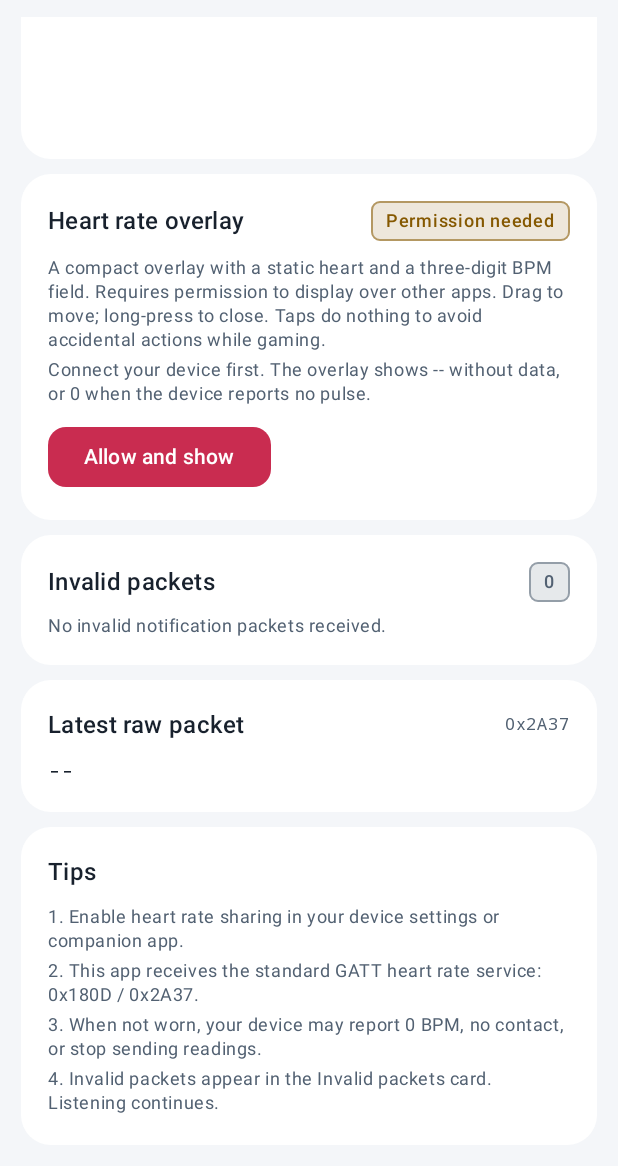
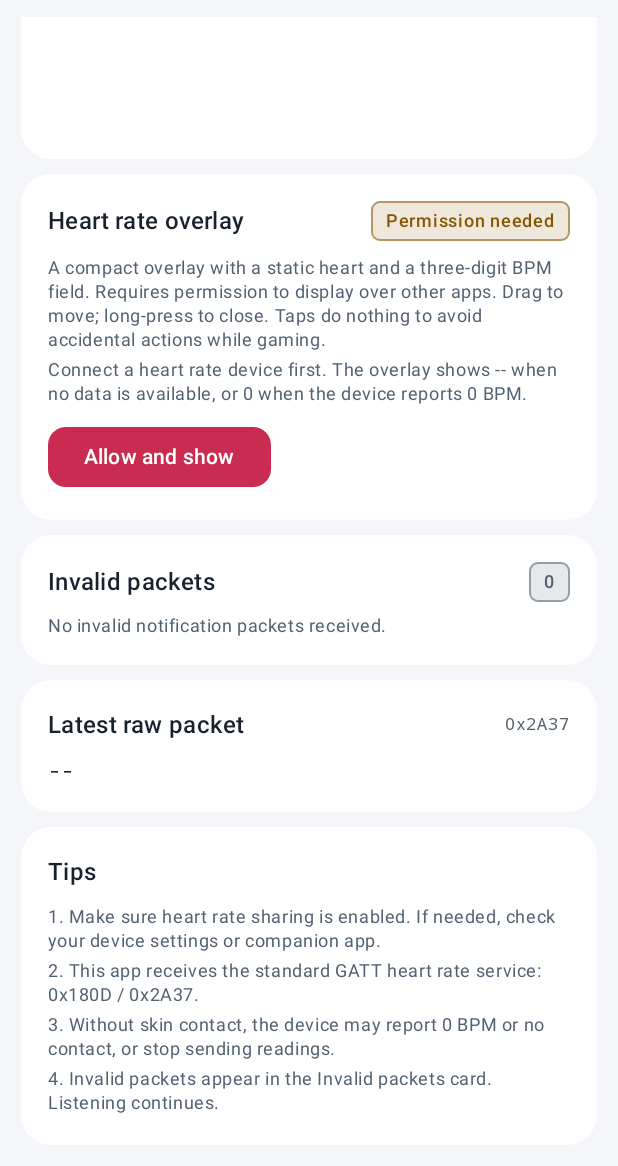
Before and after one commit to frailty9/ble-hr-viewer, an Android app built with Jetpack Compose: the screen it shows after launch (MainActivity), scrolled down 765 dp, on a phone screen of 412 x 824 dp, the part 70-1236 px from its top. Run offline under Robolectric (Android 15) with nearby library versions, the phone set to English and light mode, and no system bars.

Commit message:
feat: 将针对“手环”的描述文本改为宽泛的心率设备

```diff
--- a/app/src/main/res/values/strings.xml
+++ b/app/src/main/res/values/strings.xml
@@ -20,7 +20,7 @@
     <string name="contact_detected">Contact: detected</string>
     <string name="contact_unsupported">Contact: unsupported</string>
     <string name="warnings_summary">Warnings: %1$s</string>
-    <string name="no_pulse_description">No pulse detected (0 BPM). Some bands still report contact when not worn; use the 0 BPM reading as the signal. Raw packets are still logged.</string>
+    <string name="no_pulse_description">No pulse detected (0 BPM). A reading of 0 BPM is not a valid heart rate, even if the device reports skin contact. Raw packets are still logged.</string>
     <string name="no_contact_description">The device reports no skin contact. Heart rate data may be invalid.</string>
     <string name="trend_title">Heart rate trend</string>
     <string name="trend_waiting">Waiting for more readings…</string>
@@ -42,7 +42,7 @@
     <string name="permission_granted">Allowed</string>
     <string name="permission_required">Permission needed</string>
     <string name="overlay_description">A compact overlay with a static heart and a three-digit BPM field. Requires permission to display over other apps. Drag to move; long-press to close. Taps do nothing to avoid accidental actions while gaming.</string>
-    <string name="overlay_hint" tools:ignore="TypographyDashes">Connect your device first. The overlay shows -- without data, or 0 when the device reports no pulse.</string>
+    <string name="overlay_hint" tools:ignore="TypographyDashes">Connect a heart rate device first. The overlay shows -- when no data is available, or 0 when the device reports 0 BPM.</string>
     <string name="overlay_show">Show overlay</string>
     <string name="overlay_allow_show">Allow and show</string>
     <string name="overlay_appearance">Overlay appearance</string>
@@ -54,9 +54,9 @@
     <string name="error_packets">Invalid packets</string>
     <string name="no_error_packets">No invalid notification packets received.</string>
     <string name="help_title">Tips</string>
-    <string name="help_enable_sharing">1. Enable heart rate sharing in your device settings or companion app.</string>
+    <string name="help_enable_sharing">1. Make sure heart rate sharing is enabled. If needed, check your device settings or companion app.</string>
     <string name="help_standard_service">2. This app receives the standard GATT heart rate service: 0x180D / 0x2A37.</string>
-    <string name="help_no_contact">3. When not worn, your device may report 0 BPM, no contact, or stop sending readings.</string>
+    <string name="help_no_contact">3. Without skin contact, the device may report 0 BPM or no contact, or stop sending readings.</string>
     <string name="help_bad_packets">4. Invalid packets appear in the Invalid packets card. Listening continues.</string>
     <string name="bluetooth_permission_title">Bluetooth permission needed</string>
     <string name="bluetooth_permission_description">Android 12 and later require Nearby devices permission to scan and connect. Android 11 and earlier require location permission for BLE scanning. Notification permission is also requested for the overlay service; denying it does not block the main screen.</string>
@@ -75,7 +75,7 @@
     <string name="status_scanning">Scanning nearby BLE devices…</string>
     <string name="status_connecting">Connecting to %1$s…</string>
     <string name="status_disconnected">Disconnected</string>
-    <string name="status_subscribed">Subscribed; waiting for readings (your device may stop sending them when not worn)</string>
+    <string name="status_subscribed">Subscribed; waiting for heart rate readings</string>
     <string name="status_startup_reconnect_failed">Couldn’t reach the last device. Tap Scan BLE to reconnect.</string>
     <string name="status_reconnect">%1$s. You can reconnect.</string>
     <string name="phase_reconnecting">Reconnecting</string>
@@ -90,7 +90,7 @@
         <item quantity="other">%1$d seconds</item>
     </plurals>
     <string name="status_no_contact">No skin contact; heart rate may be invalid</string>
-    <string name="status_zero_bpm">Received 0 BPM (not worn / no pulse)</string>
+    <string name="status_zero_bpm">Received 0 BPM (no pulse detected)</string>
     <string name="status_warnings">Receiving · Warnings: %1$d</string>
     <string name="status_receiving">Receiving</string>
     <string name="scan_finished">Scan complete</string>
```
Also changed, not shown: 2 other files.
